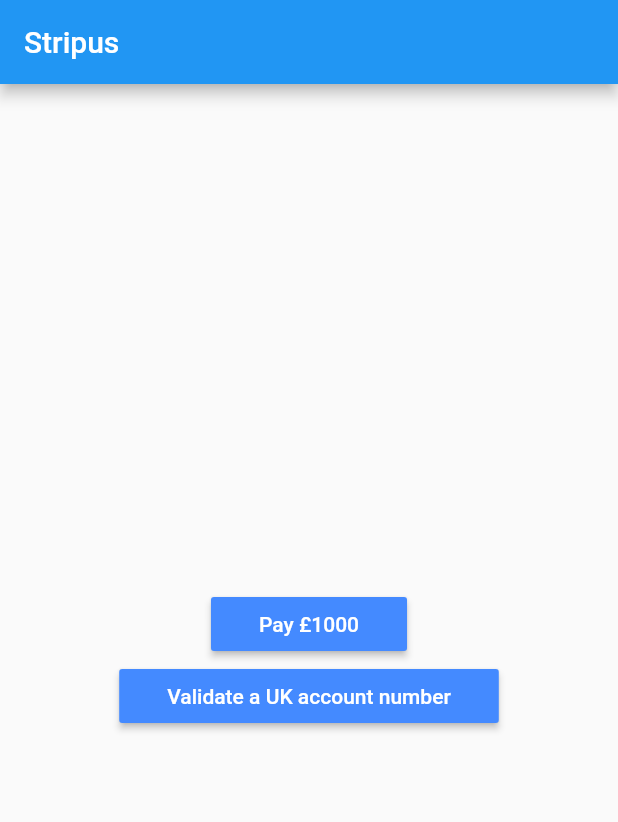
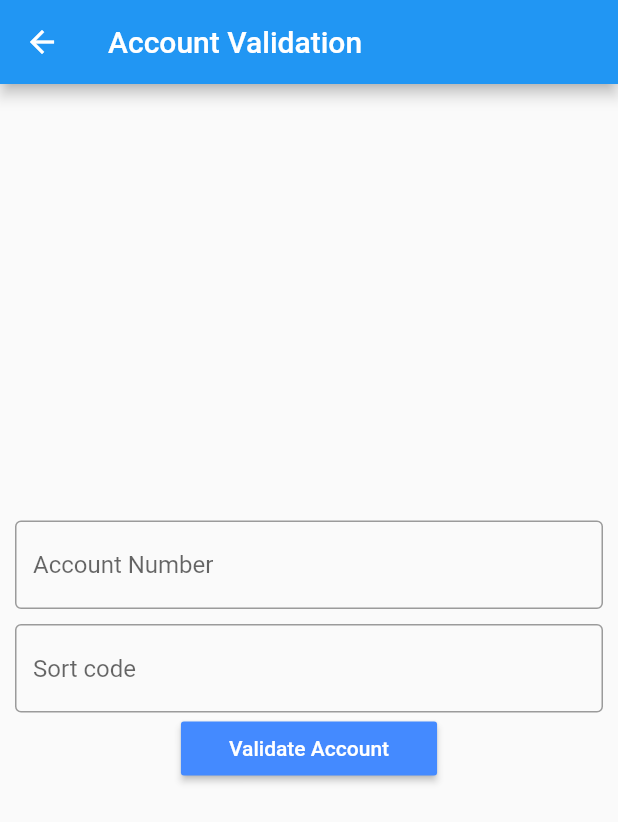
Before and after one commit to calistus/Stripus, a Flutter app: the screen it shows after launch, after a tap on "Validate a UK account number", on a phone screen of 412 x 824 dp. Shown: the top 822 px of the screen. Run offline on Flutter 3.47's test engine with Material 2 defaults, Android fonts, the phone set to English and light mode, and no system bars; our stand-ins replace bloc, dio, equatable, flutter_bloc; missing offline and left inert: stripe_payment, sweetalert.

Commit message:
Add Account validation UI

```diff
--- a/lib/repository/account_validation_repository.dart
+++ b/lib/repository/account_validation_repository.dart
@@ -12,10 +12,12 @@ class AccountValidationRepository {
   Future<AccountValidatorModel> validateAccount(
       String accountNumber, String sortCode) async {
     try {
+      print("Innn");
       Dio dio = new Dio();
       String requestURL =
           "https://api.addressy.com/BankAccountValidation/Interactive/Validate/v2/json3.ws?Key=PK89-FA93-PG99-PH86&AccountNumber=70872490&SortCode=40-47-84";
       Response response = await dio.post(requestURL);
+      print(response);
       return AccountValidatorModel.fromJson(response.data);
     } catch (e) {
       print(e.toString());
--- /dev/null
+++ b/lib/ui/account_validation_screen.dart
@@ -0,0 +1,111 @@
+import 'package:flutter/material.dart';
+import 'package:flutter_bloc/flutter_bloc.dart';
+import 'package:stripus/bloc/bank_account_validation/bank_account_validation_bloc.dart';
+import 'package:stripus/bloc/payment/payment_bloc.dart';
+import 'package:stripus/repository/account_validation_repository.dart';
+import 'package:stripus/repository/payment_repository.dart';
+import 'package:sweetalert/sweetalert.dart';
+
+class AccountValidationScreen extends StatefulWidget {
+  AccountValidationScreen({Key key, this.title}) : super(key: key);
+
+  final String title;
+
+  @override
+  _AccountValidationScreenState createState() => _AccountValidationScreenState();
+}
+
+class _AccountValidationScreenState extends State<AccountValidationScreen> {
+
+  BankAccountValidationBloc accountValidationBloc;
+  String accountNumber, sortCodes;
+  final _formKey = GlobalKey<FormState>();
+
+  @override
+  void initState() {
+    super.initState();
+  }
+  @override
+  Widget build(BuildContext context) {
+    return BlocProvider(create: (context) => BankAccountValidationBloc(accountValidationRepository: AccountValidationRepository()),
+      child: Builder(builder: (context) {
+        accountValidationBloc = BlocProvider.of<BankAccountValidationBloc>(context);
+       return Scaffold(
+          appBar: AppBar(
+            title: Text(widget.title),
+          ),
+          body: Container(padding:EdgeInsets.only(left: 10,right: 10),
+            child: Center(
+              // Center is a layout widget. It takes a single child and positions it
+              // in the middle of the parent.
+              child: Form(
+                key: _formKey,
+                child: SingleChildScrollView(
+                  child: Column(
+                    mainAxisAlignment: MainAxisAlignment.center,
+                    children: <Widget>[
+                      const SizedBox(height: 10.0),
+                        TextFormField(
+                          validator: (input) => input.trim().isEmpty
+                              ? 'Please the account number'
+                              : null,
+                          onSaved: (input) => accountNumber = input,
+                          decoration: InputDecoration(
+                            alignLabelWithHint: true,
+                            labelText: "Account Number",
+                            border: OutlineInputBorder(),
+                          ),
+                        ),
+                      const SizedBox(height: 10.0),
+                      TextFormField(
+                        validator: (input) => input.trim().isEmpty
+                            ? 'Please the sort code'
+                            : null,
+                        onSaved: (input) => accountNumber = input,
+                        decoration: InputDecoration(
+                          alignLabelWithHint: true,
+                          labelText: "Sort code",
+                          border: OutlineInputBorder(),
+                        ),
+                      ),
+                      RaisedButton(
+                        onPressed: () {
+                          if (_formKey.currentState.validate()) {
+                            _formKey.currentState.save();
+                            accountValidationBloc.add(ValidateBankAccount(accountNumber, sortCodes));
+                          }
+                        },
+                        color: Colors.blueAccent,
+                        textColor: Colors.white,
+                        child: Text("Validate Account"),
+                        padding: const EdgeInsets.symmetric(
+                          vertical: 5.0,
+                          horizontal: 32.0,
+                        ),
+                      ),
+
+                      const SizedBox(height: 20.0),
+
+                      BlocListener<BankAccountValidationBloc, BankAccountValidationState>(listener: (context, state) {
+                        if(state is BankAccountValidationLoading){
+                          return CircularProgressIndicator();
+                        } else if(state is BankAccountValidationLoaded){
+                          return Text(state.accountValidation.items[0].toString());
+                        }else if(state is BankAccountValidationError){
+                          return Text(state.message);
+                        }
+                        return Container();
+                      },)
+                    ],
+                  ),
+                ),
+              ),
+            ),
+          ),
+          // This trailing comma makes auto-formatting nicer for build methods.
+        );
+      },
+      ),
+    );
+  }
+}
--- a/lib/ui/home_screen.dart
+++ b/lib/ui/home_screen.dart
@@ -3,6 +3,7 @@ import 'package:flutter_bloc/flutter_bloc.dart';
 import 'package:stripus/bloc/payment/payment_bloc.dart';
 import 'package:stripus/repository/account_validation_repository.dart';
 import 'package:stripus/repository/payment_repository.dart';
+import 'package:stripus/ui/account_validation_screen.dart';
 import 'package:sweetalert/sweetalert.dart';
 
 class HomeScreen extends StatefulWidget {
@@ -65,7 +66,7 @@ class _HomeScreenState extends State<HomeScreen> {
                 ),
                 RaisedButton(
                   onPressed: () async{
-                    await AccountValidationRepository().validateAccount("", "");
+                    Navigator.push(context, MaterialPageRoute(builder: (context) => AccountValidationScreen(title: 'Account Validation'),));
                      },
                   color: Colors.blueAccent,
                   textColor: Colors.white,
```
